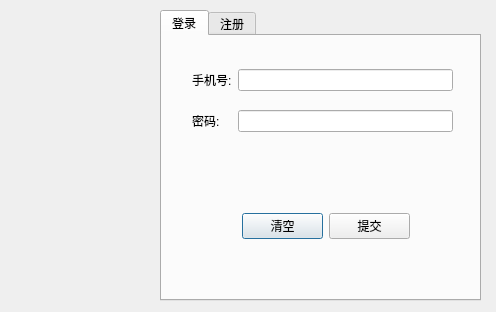
Before: the Qt Designer form logindialog.ui in unknow233/Network_disk, drawn with Qt 5.
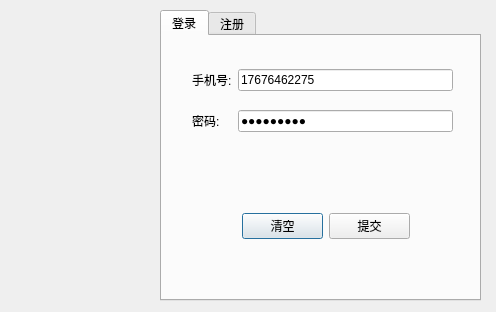
After: the same form once the commit is applied. The open tabs and pages were chosen to show the change. Icons and pictures are not drawn.

Commit message: 主界面设计

```diff
--- a/logindialog.ui
+++ b/logindialog.ui
@@ -72,6 +72,9 @@
      <layout class="QGridLayout" name="gridLayout">
       <item row="1" column="1">
        <widget class="QLineEdit" name="le_password_login">
+        <property name="text">
+         <string>STLstl666</string>
+        </property>
         <property name="echoMode">
          <enum>QLineEdit::Password</enum>
         </property>
@@ -92,7 +95,11 @@
        </widget>
       </item>
       <item row="0" column="1">
-       <widget class="QLineEdit" name="le_tel_login"/>
+       <widget class="QLineEdit" name="le_tel_login">
+        <property name="text">
+         <string>17676462275</string>
+        </property>
+       </widget>
       </item>
      </layout>
     </widget>
```
Left out of the diff: 2 changed lines with no effect on the pictures. The commit also changes 7 other files.
